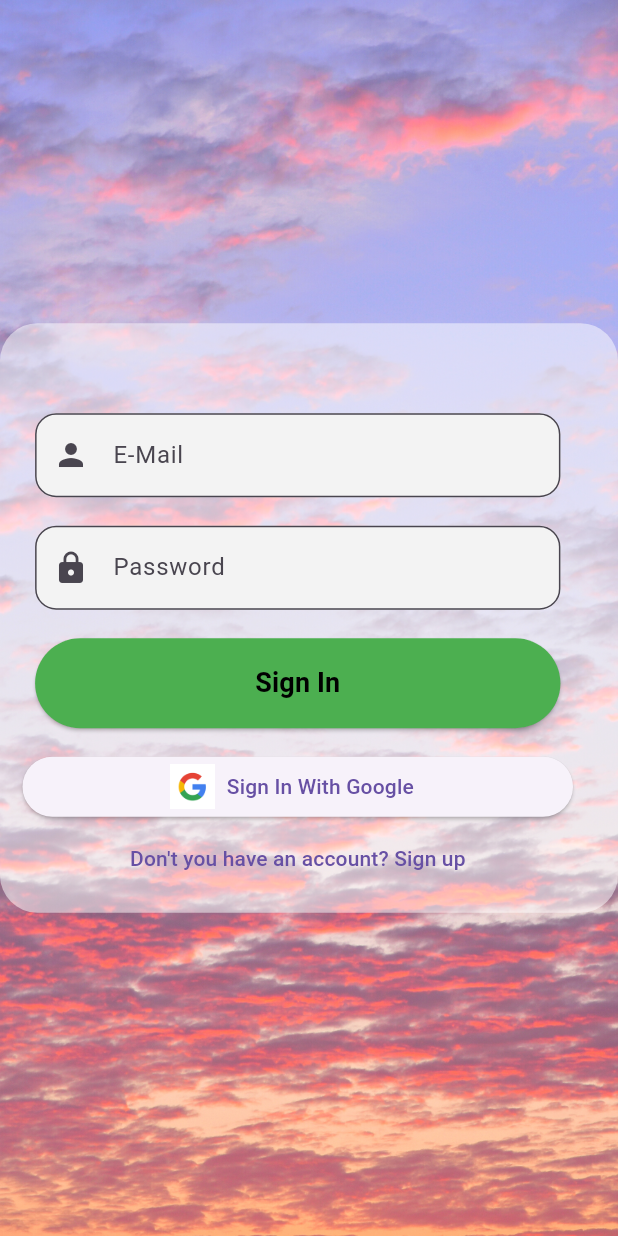
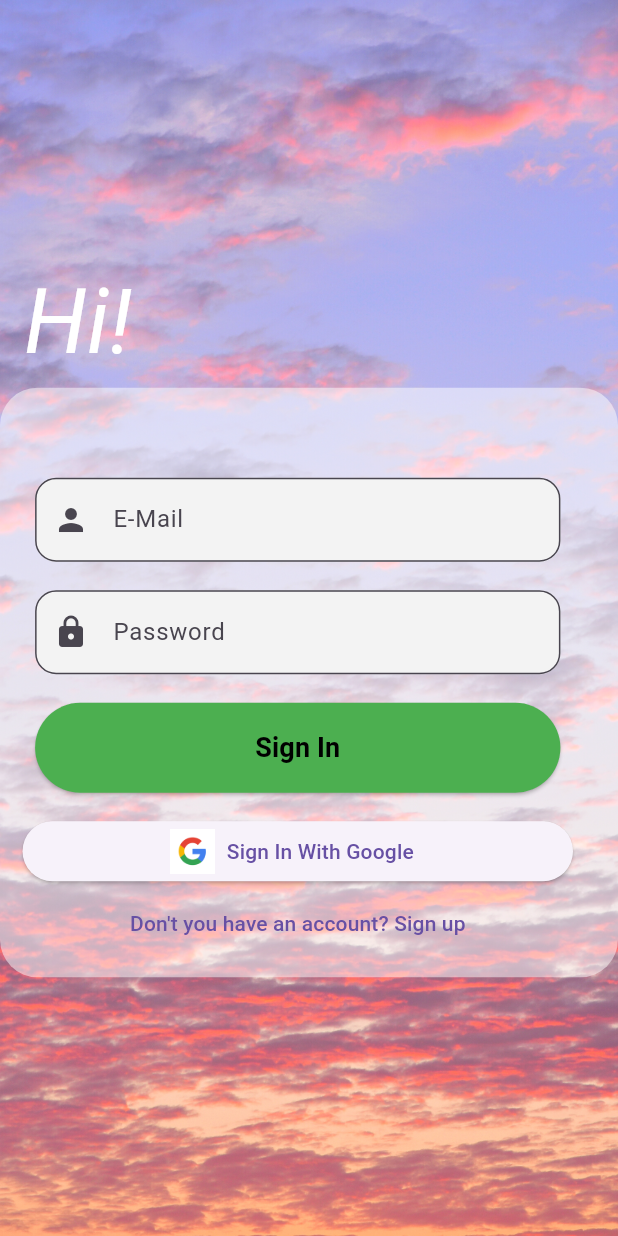
Before and after one commit to SemihKucukpehlivan/sign_ease, a Flutter app: the screen it shows after launch, on a phone screen of 412 x 824 dp. Run offline on Flutter 3.47's test engine with Material 3 defaults, Android fonts, the phone set to English and light mode, and no system bars; our stand-ins replace cloud_firestore, firebase_auth, firebase_core, fluttertoast, get_it, google_sign_in; accounts and stored records are empty.

Commit message:
googleSignIn Added

```diff
--- a/lib/screens/loginAndSigninScreens/loginPage.dart
+++ b/lib/screens/loginAndSigninScreens/loginPage.dart
@@ -1,6 +1,7 @@
 import 'package:flutter/material.dart';
 import 'package:sign_ease/locator.dart';
 import 'package:sign_ease/screens/loginAndSigninScreens/SignUpPage.dart';
+import 'package:sign_ease/screens/mainPage.dart';
 import 'package:sign_ease/services/authsService.dart';
 
 class LoginScreen extends StatefulWidget {
@@ -25,7 +26,19 @@ class _LoginScreenState extends State<LoginScreen> {
           ),
           Column(
             mainAxisAlignment: MainAxisAlignment.center,
+            crossAxisAlignment: CrossAxisAlignment.start,
             children: [
+              const Padding(
+                padding: EdgeInsets.only(left: 16, bottom: 0),
+                child: Text(
+                  "Hi!",
+                  style: TextStyle(
+                      color: Colors.white,
+                      fontSize: 60,
+                      fontStyle: FontStyle.italic),
+                  textAlign: TextAlign.left,
+                ),
+              ),
               Align(
                 alignment: Alignment.center,
                 child: Container(
@@ -71,9 +84,16 @@ class _LoginScreenState extends State<LoginScreen> {
                           ),
                         ),
                         const SizedBox(height: 15),
-
-                        buildSignInButton("assets/images/google.png",
-                            "Sign In With Google", () {}),
+                        buildSignInButton(
+                            "assets/images/google.png", "Sign In With Google",
+                            () {
+                          locator.get<AuthService>().signInWithGoogle().then(
+                              (value) => Navigator.of(context).push(
+                                  MaterialPageRoute(
+                                      builder: (context) => MainPage(),
+                                      settings:
+                                          RouteSettings(arguments: value))));
+                        }),
                         TextButton(
                             onPressed: () {
                               Navigator.push(
@@ -94,6 +114,7 @@ class _LoginScreenState extends State<LoginScreen> {
       ),
     );
   }
+
   Widget buildSignInButton(
       String imagePath, String label, VoidCallback onPressed) {
     return Container(
--- a/pubspec.yaml
+++ b/pubspec.yaml
@@ -41,6 +41,8 @@ dependencies:
   get_it: ^7.6.4
   toast: ^0.3.0
   fluttertoast: ^8.2.4
+  google_sign_in: ^6.2.1
+  google_sign_in_web: ^0.12.3+1
 
 dev_dependencies:
   flutter_test:
```
Also changed, not shown: lib/screens/mainPage.dart (+7 -0 lines), lib/services/authsService.dart (+21 -0 lines), pubspec.lock, 3 other files.
